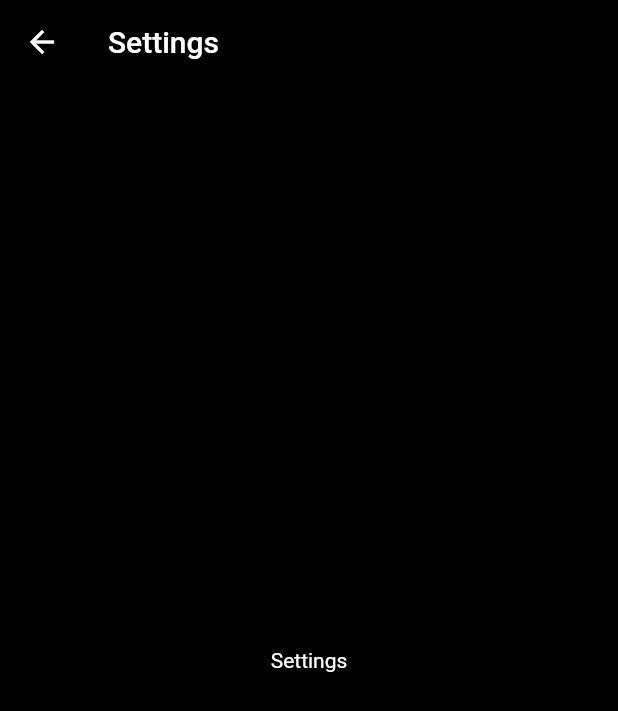
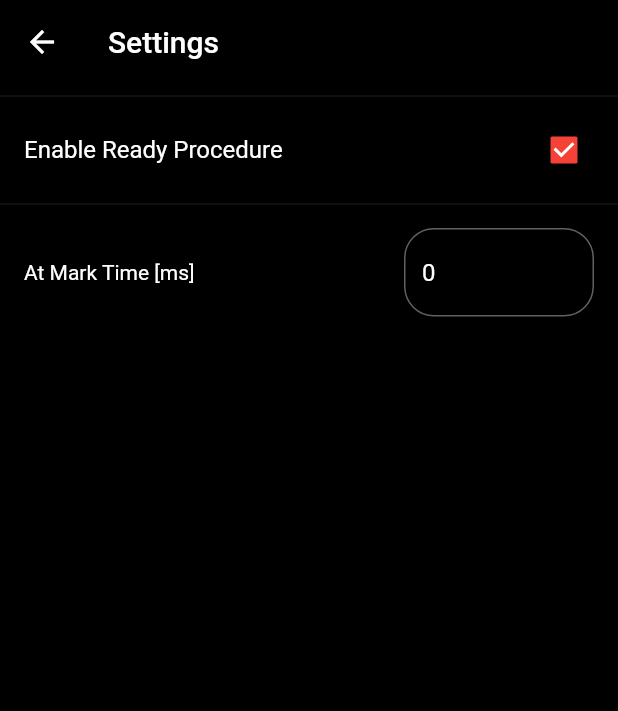
Before and after one commit to joscha0/speedclimb-stopwatch, a Flutter app: the screen it shows after launch, item 2 of the bottom bar chosen, after a tap on the "settings" icon, on a phone screen of 412 x 824 dp. Shown: the top 711 px of the screen. Run offline on Flutter 3.47's test engine with Material 2 defaults, Android fonts, the phone set to English and light mode, and no system bars; our stand-ins replace audioplayers, flutter_riverpod, flutter_slidable, isar, riverpod_annotation, shimmer and 1 more; accounts and stored records are empty; generated files the repository leaves out were written again.

Commit message:
add settings

```diff
--- a/lib/providers/settings_provider.dart
+++ b/lib/providers/settings_provider.dart
@@ -1,18 +1,55 @@
+import 'package:isar/isar.dart';
 import 'package:riverpod_annotation/riverpod_annotation.dart';
-import 'package:speedclimbing/controllers/settings_controller.dart';
 import 'package:speedclimbing/models/settings_model.dart';
 import 'package:speedclimbing/providers/isar_provider.dart';
 
 part 'settings_provider.g.dart';
 
 @riverpod
-Future<SettingsController> settingsController(SettingsControllerRef ref) async {
-  final isar = await ref.watch(isarInstanceProvider.future);
-  return SettingsController(isar);
+class Settings extends _$Settings {
+  @override
+  FutureOr<SettingsModel> build() {
+    return getSettings();
+  }
+
+  Future<SettingsModel> getSettings() async {
+    final isar = await ref.watch(isarInstanceProvider.future);
+    SettingsModel? settings = await isar.settingsModels.where().findFirst();
+    if (settings == null) {
+      final newSettings = SettingsModel(
+        id: 0,
+        atMarksTime: 0,
+        readyProcedure: true,
+      );
+      await isar.writeTxn(() async {
+        await isar.settingsModels.put(newSettings);
+      });
+      return newSettings;
+    }
+    return settings;
+  }
+
+  Future<void> setAtMarksTime(int time) async {
+    state = await AsyncValue.guard(() async {
+      final isar = await ref.watch(isarInstanceProvider.future);
+      await isar.writeTxn(() async {
+        final settings = await getSettings();
+        settings.atMarksTime = time;
+        await isar.settingsModels.put(settings);
+      });
+      return getSettings();
+    });
+  }
+
+  Future<void> setReadyProcedure(bool value) async {
+    state = await AsyncValue.guard(() async {
+      final isar = await ref.watch(isarInstanceProvider.future);
+      await isar.writeTxn(() async {
+        final settings = await getSettings();
+        settings.readyProcedure = value;
+        await isar.settingsModels.put(settings);
+      });
+      return getSettings();
+    });
+  }
 }
-
-@riverpod
-Future<SettingsModel> settings(SettingsRef ref) async {
-  final settingsController = await ref.watch(settingsControllerProvider.future);
-  return settingsController.getSettings();
-}
--- a/lib/views/settings_view.dart
+++ b/lib/views/settings_view.dart
@@ -1,18 +1,84 @@
 import 'package:flutter/material.dart';
+import 'package:flutter/services.dart';
 import 'package:flutter_riverpod/flutter_riverpod.dart';
+import 'package:speedclimbing/providers/settings_provider.dart';
 
-class SettingsView extends ConsumerWidget {
+class SettingsView extends ConsumerStatefulWidget {
   const SettingsView({super.key});
 
   @override
-  Widget build(BuildContext context, WidgetRef ref) {
+  ConsumerState<ConsumerStatefulWidget> createState() => _SettingsViewState();
+}
+
+class _SettingsViewState extends ConsumerState<SettingsView> {
+  final TextEditingController atMarkTime = TextEditingController();
+
+  @override
+  void initState() {
+    ref.read(settingsProvider).whenData((value) {
+      atMarkTime.text = value.atMarksTime.toString();
+    });
+    super.initState();
+  }
+
+  @override
+  Widget build(BuildContext context) {
+    final settings = ref.watch(settingsProvider);
     return Scaffold(
-      appBar: AppBar(
-        title: const Text('Settings'),
-      ),
-      body: const Center(
-        child: Text('Settings'),
-      ),
-    );
+        appBar: AppBar(
+          title: const Text('Settings'),
+        ),
+        body: settings.when(
+            data: (data) => Column(
+                  children: [
+                    const Divider(),
+                    CheckboxListTile(
+                      value: data.readyProcedure,
+                      onChanged: (value) {
+                        ref
+                            .read(settingsProvider.notifier)
+                            .setReadyProcedure(value ?? true);
+                      },
+                      title: const Text("Enable Ready Procedure"),
+                    ),
+                    const Divider(),
+                    Padding(
+                      padding: const EdgeInsets.symmetric(
+                          vertical: 8.0, horizontal: 16.0),
+                      child: Row(
+                        children: [
+                          const Expanded(
+                              flex: 2, child: Text("At Mark Time [ms]")),
+                          Expanded(
+                            child: TextField(
+                              controller: TextEditingController()
+                                ..text = data.atMarksTime.toString()
+                                ..selection = TextSelection.collapsed(
+                                    offset: data.atMarksTime.toString().length),
+                              onChanged: (value) => ref
+                                  .read(settingsProvider.notifier)
+                                  .setAtMarksTime(int.parse(value)),
+                              keyboardType: TextInputType.number,
+                              inputFormatters: [
+                                FilteringTextInputFormatter.digitsOnly
+                              ],
+                              decoration: const InputDecoration(
+                                hintText: "At Mark Time",
+                                border: OutlineInputBorder(
+                                  borderRadius:
+                                      BorderRadius.all(Radius.circular(20)),
+                                ),
+                              ),
+                            ),
+                          ),
+                        ],
+                      ),
+                    ),
+                  ],
+                ),
+            loading: () => const Center(child: CircularProgressIndicator()),
+            error: (error, stack) {
+              return Center(child: Text(error.toString()));
+            }));
   }
 }
```
Also changed, not shown: lib/controllers/settings_controller.dart (deleted, +0 -19 lines), lib/models/settings_model.dart (+19 -0 lines), lib/models/settings_model.g.dart, lib/providers/settings_provider.g.dart.
